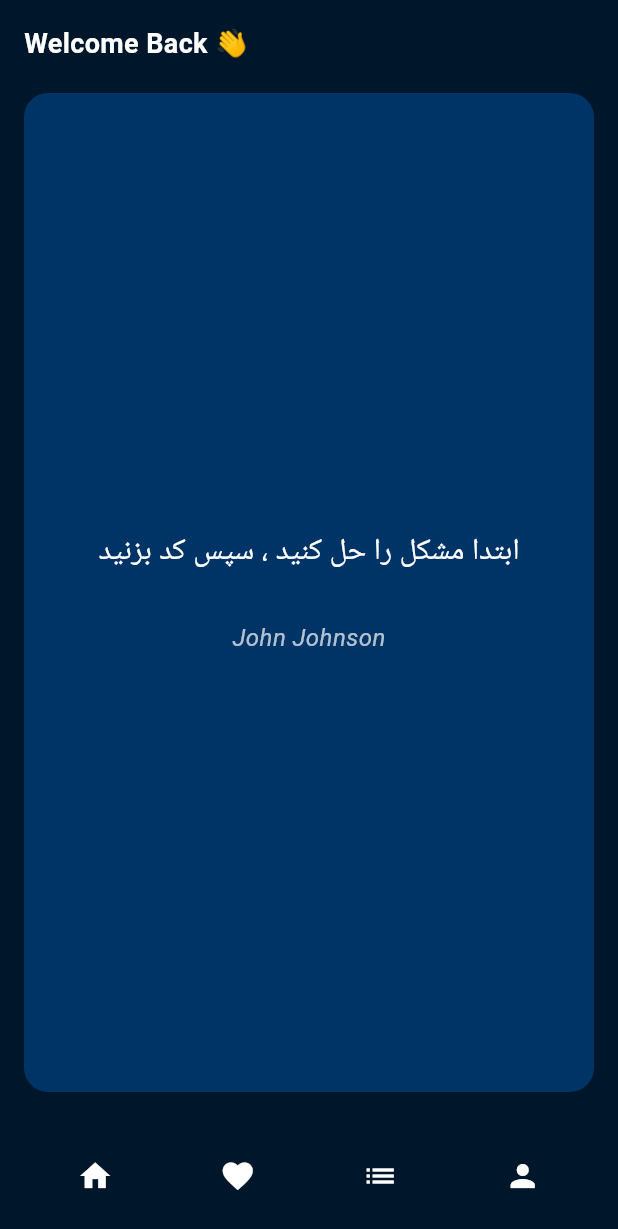
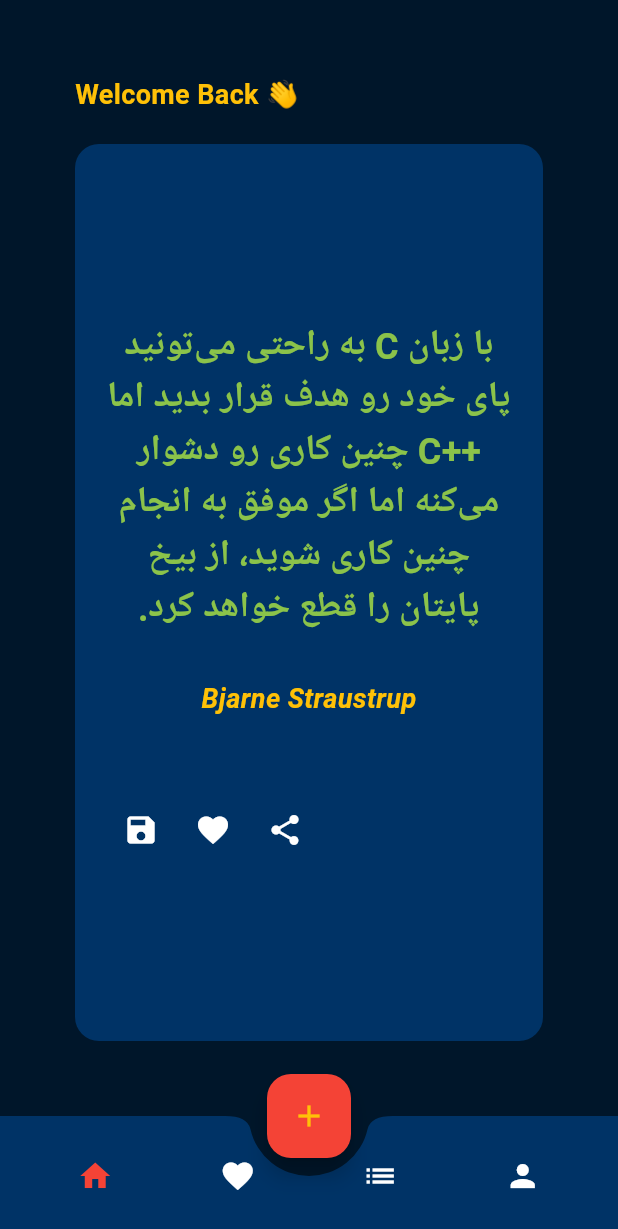
Before and after one commit to iam-hosseindarvishi/daily_quotes, a Flutter app: the screen it shows after launch, on a phone screen of 412 x 824 dp. Shown: the top 1229 px of the screen. Run offline on Flutter 3.47's test engine with Material 3 defaults, Android fonts, the phone set to English and light mode, and no system bars.

Commit message:
feat : add home screen and qoute feat

```diff
--- /dev/null
+++ b/lib/Features/Home/screens/home_screen.dart
@@ -0,0 +1,109 @@
+import 'package:daily_quotes/Features/Home/widgets/bottom_app_bar.dart';
+import 'package:daily_quotes/Features/quotes/screens/new_quote.dart';
+import 'package:flutter/material.dart';
+
+class HomeScreen extends StatelessWidget {
+  const HomeScreen({super.key});
+
+  @override
+  Widget build(BuildContext context) {
+    return Scaffold(
+      floatingActionButtonLocation: FloatingActionButtonLocation.centerDocked,
+      floatingActionButton: FloatingActionButton(
+        backgroundColor: Colors.red,
+        onPressed: () {
+          Navigator.push(context,
+              MaterialPageRoute(builder: (context) => const NewQuote()));
+        },
+        child: const Icon(
+          Icons.add,
+          color: Colors.amber,
+        ),
+      ),
+      body: Padding(
+        padding: const EdgeInsets.all(50.0),
+        child: SafeArea(
+          child: Column(
+            mainAxisAlignment: MainAxisAlignment.center,
+            crossAxisAlignment: CrossAxisAlignment.center,
+            children: [
+              const Row(
+                mainAxisAlignment: MainAxisAlignment.spaceBetween,
+                children: [
+                  Text(
+                    "Welcome Back 👋",
+                    style: TextStyle(
+                        color: Colors.amber,
+                        fontSize: 18,
+                        fontWeight: FontWeight.bold),
+                  ),
+                ],
+              ),
+              const SizedBox(
+                height: 20.0,
+              ),
+              Expanded(
+                  child: Center(
+                child: Container(
+                  width: double.infinity,
+                  padding: const EdgeInsets.all(20.0),
+                  decoration: BoxDecoration(
+                      color: const Color(0xFF003366),
+                      borderRadius: BorderRadius.circular(16)),
+                  child: Column(
+                    mainAxisAlignment: MainAxisAlignment.center,
+                    children: [
+                      const Text(
+                        "با زبان C به‌ راحتی می‌تونید پای خود رو هدف قرار بدید اما ++C چنین‌ کاری رو دشوار می‌کنه اما اگر موفق به انجام چنین کاری شوید، از بیخ پایتان را قطع خواهد کرد.",
+                        textAlign: TextAlign.center,
+                        textDirection: TextDirection.rtl,
+                        style: TextStyle(
+                            fontSize: 24,
+                            color: Colors.lightGreen,
+                            fontWeight: FontWeight.bold),
+                      ),
+                      const SizedBox(
+                        height: 30,
+                      ),
+                      const Text(
+                        "Bjarne Straustrup",
+                        textAlign: TextAlign.left,
+                        style: TextStyle(
+                            fontSize: 18,
+                            color: Colors.amber,
+                            fontWeight: FontWeight.bold,
+                            fontStyle: FontStyle.italic),
+                      ),
+                      const SizedBox(
+                        height: 50,
+                      ),
+                      Row(
+                        children: [
+                          IconButton(
+                              onPressed: () {},
+                              icon: const Icon(
+                                Icons.save,
+                                color: Colors.white,
+                              )),
+                          IconButton(
+                              onPressed: () {},
+                              icon: const Icon(Icons.favorite,
+                                  color: Colors.white)),
+                          IconButton(
+                              onPressed: () {},
+                              icon:
+                                  const Icon(Icons.share, color: Colors.white)),
+                        ],
+                      )
+                    ],
+                  ),
+                ),
+              ))
+            ],
+          ),
+        ),
+      ),
+      bottomNavigationBar: const HomeBottomAppBar(),
+    );
+  }
+}
--- /dev/null
+++ b/lib/Features/Home/widgets/bottom_app_bar.dart
@@ -0,0 +1,43 @@
+import 'package:flutter/material.dart';
+
+class HomeBottomAppBar extends StatelessWidget {
+  const HomeBottomAppBar({
+    super.key,
+  });
+
+  @override
+  Widget build(BuildContext context) {
+    return BottomAppBar(
+      color: const Color(0xFF003366),
+      shape: const CircularNotchedRectangle(),
+      notchMargin: 12,
+      child: Row(
+        mainAxisAlignment: MainAxisAlignment.spaceAround,
+        children: <Widget>[
+          IconButton(
+            icon: const Icon(
+              Icons.home,
+            ),
+            color: Colors.red,
+            onPressed: () {}, // عملکرد دکمه خانه
+          ),
+          IconButton(
+            icon: const Icon(Icons.favorite),
+            color: Colors.white,
+            onPressed: () {}, // عملکرد دکمه علاقه‌مندی
+          ),
+          IconButton(
+            icon: const Icon(Icons.list),
+            color: Colors.white,
+            onPressed: () {}, // عملکرد دکمه لیست
+          ),
+          IconButton(
+            icon: const Icon(Icons.person),
+            color: Colors.white,
+            onPressed: () {}, // عملکرد دکمه پروفایل
+          ),
+        ],
+      ),
+    );
+  }
+}
--- a/lib/main.dart
+++ b/lib/main.dart
@@ -1,3 +1,4 @@
+import 'package:daily_quotes/Features/Home/screens/home_screen.dart';
 import 'package:flutter/material.dart';
 
 void main() {
@@ -10,103 +11,9 @@ class MyApp extends StatelessWidget {
   @override
   Widget build(BuildContext context) {
     return MaterialApp(
-      theme: ThemeData(scaffoldBackgroundColor: Color(0xFF00162A)),
+      theme: ThemeData(scaffoldBackgroundColor: const Color(0xFF00162A)),
       debugShowCheckedModeBanner: false,
-      home: Home(),
+      home: const HomeScreen(),
     );
   }
 }
-
-class Home extends StatelessWidget {
-  const Home({super.key});
-
-  @override
-  Widget build(BuildContext context) {
-    return Scaffold(
-      body: Padding(
-        padding: EdgeInsets.all(16.0),
-        child: SafeArea(
-          child: Column(
-            mainAxisAlignment: MainAxisAlignment.center,
-            crossAxisAlignment: CrossAxisAlignment.center,
-            children: [
-              const Row(
-                mainAxisAlignment: MainAxisAlignment.spaceBetween,
-                children: [
-                  Text(
-                    "Welcome Back 👋",
-                    style: TextStyle(
-                        color: Colors.white,
-                        fontSize: 18,
-                        fontWeight: FontWeight.bold),
-                  ),
-                ],
-              ),
-              const SizedBox(
-                height: 20.0,
-              ),
-              Expanded(
-                  child: Center(
-                child: Container(
-                  width: double.infinity,
-                  padding: const EdgeInsets.all(20.0),
-                  decoration: BoxDecoration(
-                      color: const Color(0xFF003366),
-                      borderRadius: BorderRadius.circular(16)),
-                  child: const Column(
-                    mainAxisAlignment: MainAxisAlignment.center,
-                    children: [
-                      Text(
-                        "ابتدا مشکل را حل کنید ، سپس کد بزنید",
-                        textAlign: TextAlign.center,
-                        style: TextStyle(fontSize: 20, color: Colors.white),
-                      ),
-                      SizedBox(
-                        height: 30,
-                      ),
-                      Text(
-                        "John Johnson",
-                        style: TextStyle(
-                            fontSize: 16,
-                            color: Colors.white70,
-                            fontStyle: FontStyle.italic),
-                      )
-                    ],
-                  ),
-                ),
-              ))
-            ],
-          ),
-        ),
-      ),
-      bottomNavigationBar: BottomAppBar(
-        color: Color(003459),
-        child: Row(
-          mainAxisAlignment: MainAxisAlignment.spaceAround,
-          children: <Widget>[
-            IconButton(
-              icon: Icon(Icons.home),
-              color: Colors.white,
-              onPressed: () {}, // عملکرد دکمه خانه
-            ),
-            IconButton(
-              icon: Icon(Icons.favorite),
-              color: Colors.white,
-              onPressed: () {}, // عملکرد دکمه علاقه‌مندی
-            ),
-            IconButton(
-              icon: Icon(Icons.list),
-              color: Colors.white,
-              onPressed: () {}, // عملکرد دکمه لیست
-            ),
-            IconButton(
-              icon: Icon(Icons.person),
-              color: Colors.white,
-              onPressed: () {}, // عملکرد دکمه پروفایل
-            ),
-          ],
-        ),
-      ),
-    );
-  }
-}
--- a/pubspec.yaml
+++ b/pubspec.yaml
@@ -35,6 +35,7 @@ dependencies:
   # The following adds the Cupertino Icons font to your application.
   # Use with the CupertinoIcons class for iOS style icons.
   cupertino_icons: ^1.0.8
+  delayed_widget: ^1.1.2
 
 dev_dependencies:
   flutter_test:
```
Also changed, not shown: lib/Features/quotes/screens/new_quote.dart (added, +77 -0 lines), pubspec.lock.
